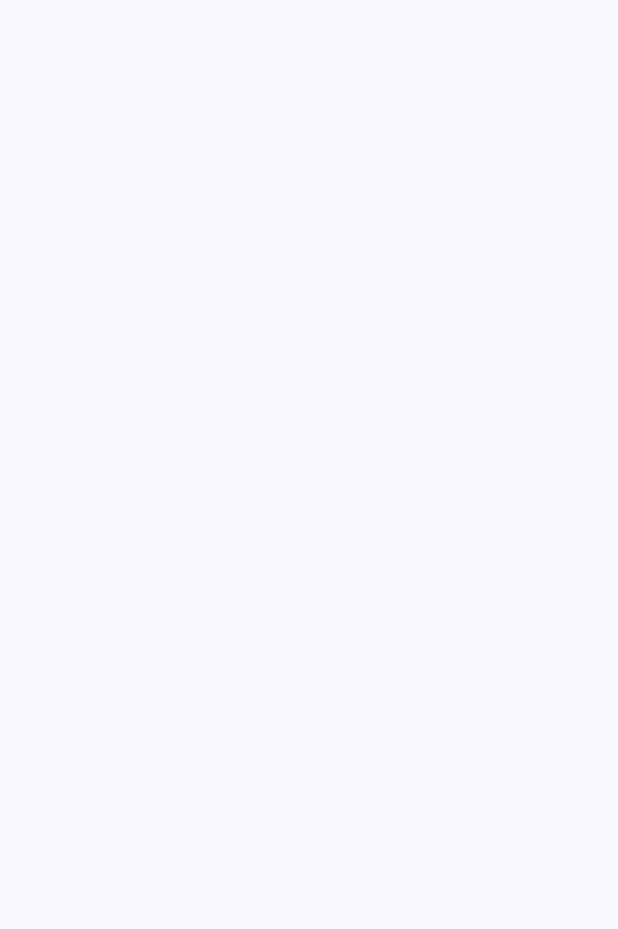
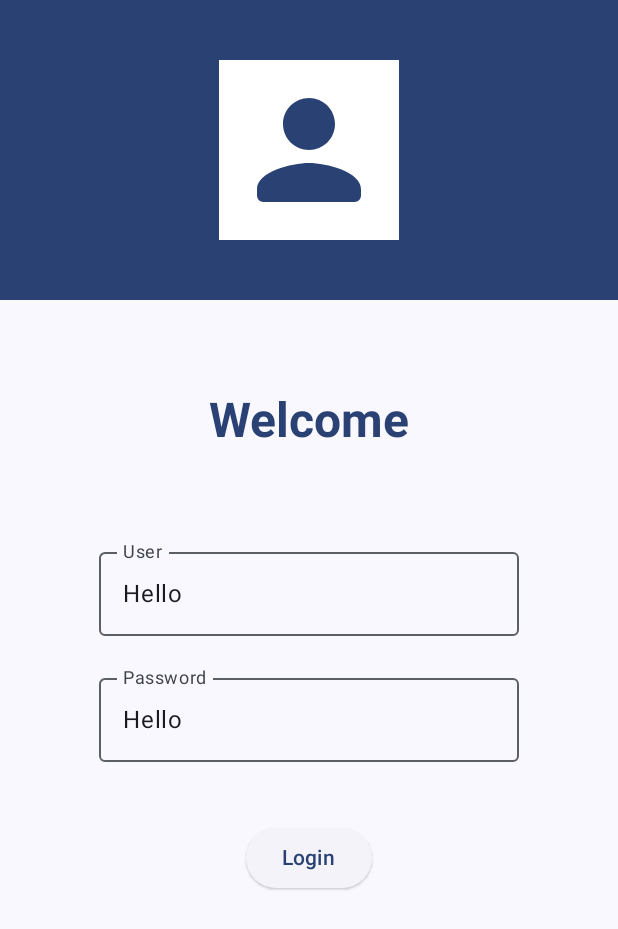
Before and after one commit to vlenci/MobileChallenge, an Android app built with Jetpack Compose: the screen it shows after launch (MainActivity), on a phone screen of 412 x 824 dp. Before the commit the part shown is empty. Shown: the top 929 px of the screen. Run offline under Robolectric (Android 15) with nearby library versions, the phone set to English and light mode, and no system bars.

Commit message:
feat: add initial login screen layout

```diff
--- a/app/src/main/java/com/example/mobilechallenge/ui/theme/Color.kt
+++ b/app/src/main/java/com/example/mobilechallenge/ui/theme/Color.kt
@@ -2,6 +2,7 @@ package com.example.mobilechallenge.ui.theme
 
 import androidx.compose.ui.graphics.Color
 
+val PrimaryColor = Color(0xFFFF325F)
 val Purple80 = Color(0xFFD0BCFF)
 val PurpleGrey80 = Color(0xFFCCC2DC)
 val Pink80 = Color(0xFFEFB8C8)
--- a/app/src/main/java/com/example/mobilechallenge/ui/theme/Theme.kt
+++ b/app/src/main/java/com/example/mobilechallenge/ui/theme/Theme.kt
@@ -12,13 +12,13 @@ import androidx.compose.runtime.Composable
 import androidx.compose.ui.platform.LocalContext
 
 private val DarkColorScheme = darkColorScheme(
-    primary = Purple80,
+    primary = PrimaryColor,
     secondary = PurpleGrey80,
     tertiary = Pink80
 )
 
 private val LightColorScheme = lightColorScheme(
-    primary = Purple40,
+    primary = PrimaryColor,
     secondary = PurpleGrey40,
     tertiary = Pink40
 
--- a/app/src/main/java/com/example/mobilechallenge/ui/views/LoginScreen.kt
+++ b/app/src/main/java/com/example/mobilechallenge/ui/views/LoginScreen.kt
@@ -1,10 +1,135 @@
 package com.example.mobilechallenge.ui.views
 
+import androidx.compose.foundation.Image
+import androidx.compose.foundation.background
+import androidx.compose.foundation.border
+import androidx.compose.foundation.layout.Arrangement
+import androidx.compose.foundation.layout.Column
+import androidx.compose.foundation.layout.Row
+import androidx.compose.foundation.layout.Spacer
+import androidx.compose.foundation.layout.fillMaxSize
+import androidx.compose.foundation.layout.fillMaxWidth
+import androidx.compose.foundation.layout.height
+import androidx.compose.foundation.layout.padding
+import androidx.compose.foundation.layout.size
+import androidx.compose.material.icons.Icons
+import androidx.compose.material.icons.rounded.Person
+import androidx.compose.material3.ElevatedButton
+import androidx.compose.material3.Icon
+import androidx.compose.material3.MaterialTheme
+import androidx.compose.material3.OutlinedTextField
+import androidx.compose.material3.Text
+import androidx.compose.material3.TextField
 import androidx.compose.runtime.Composable
+import androidx.compose.runtime.getValue
+import androidx.compose.runtime.mutableStateOf
+import androidx.compose.runtime.remember
+import androidx.compose.runtime.setValue
+import androidx.compose.ui.Alignment
 import androidx.compose.ui.Modifier
-
+import androidx.compose.ui.graphics.Color
+import androidx.compose.ui.graphics.ColorFilter
+import androidx.compose.ui.text.TextStyle
+import androidx.compose.ui.text.font.FontWeight
+import androidx.compose.ui.unit.dp
+import androidx.compose.ui.unit.sp
 
 @Composable
 fun LoginScreen(modifier: Modifier = Modifier) {
 
+    var text by remember { mutableStateOf("Hello") }
+
+    Column(modifier = modifier) {
+        Row(
+            modifier = Modifier
+                .background(color = MaterialTheme.colorScheme.primary)
+                .fillMaxWidth()
+                .height(200.dp),
+            horizontalArrangement = Arrangement.Center,
+            verticalAlignment = Alignment.CenterVertically
+        ) {
+            Column(
+                modifier = Modifier
+                    .background(Color.White),
+                verticalArrangement = Arrangement.Center,
+                horizontalAlignment = Alignment.CenterHorizontally
+            ) {
+                Image(
+                    imageVector = Icons.Rounded.Person,
+                    contentDescription = "Person icon",
+                    colorFilter = ColorFilter.tint(MaterialTheme.colorScheme.primary),
+                    modifier = Modifier
+                        .size(120.dp)
+                        .padding(8.dp)
+                )
+            }
+        }
+
+        Row(
+            modifier = Modifier
+                .fillMaxWidth()
+                .height(160.dp),
+            verticalAlignment = Alignment.CenterVertically,
+            horizontalArrangement = Arrangement.Center
+        ) {
+            Text(
+                text = "Welcome",
+                style = TextStyle(
+                    fontSize = 32.sp,
+                    fontWeight = FontWeight.Bold,
+                    color = MaterialTheme.colorScheme.primary
+                )
+            )
+        }
+
+        Row(
+            modifier = Modifier
+                .fillMaxWidth(),
+            verticalAlignment = Alignment.CenterVertically,
+            horizontalArrangement = Arrangement.Center
+        ) {
+
+            OutlinedTextField(
+                value = text,
+                onValueChange = { },
+                label = { Text("User") }
+            )
+
+        }
+
+        Spacer(modifier = Modifier.size(20.dp))
+
+        Row(
+            modifier = Modifier
+                .fillMaxWidth(),
+            verticalAlignment = Alignment.CenterVertically,
+            horizontalArrangement = Arrangement.Center
+        ) {
+
+            OutlinedTextField(
+                value = text,
+                onValueChange = { },
+                label = { Text("Password") }
+            )
+
+        }
+
+        Spacer(modifier = Modifier.size(40.dp))
+
+        Row(
+            modifier = Modifier
+                .fillMaxWidth(),
+            verticalAlignment = Alignment.CenterVertically,
+            horizontalArrangement = Arrangement.Center
+        ) {
+
+            ElevatedButton(
+                onClick = {  }
+            ) {
+                Text("Login")
+            }
+
+        }
+
+    }
 }
```
